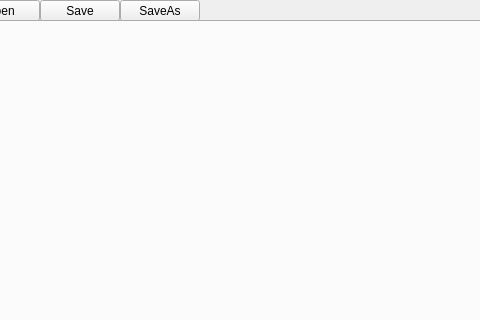
kargamant/Simple-Notebook, file notes/mainwindow.ui: the form before one commit; both pictures show x 120 to 600 and y 0 to 320 of the 800 by 600 pixel window.
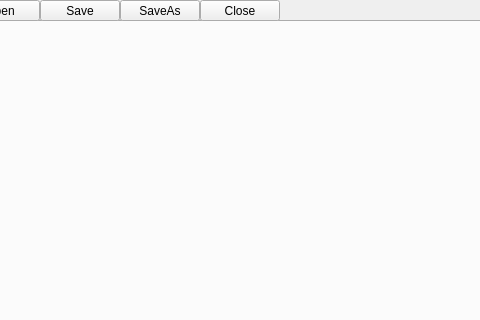
The form after the commit.

Commit message: Made close file member function. Also made error handling. Now errors are displayed with pop-up window

```diff
--- a/notes/mainwindow.ui
+++ b/notes/mainwindow.ui
@@ -79,6 +79,19 @@
      <string>SaveAs</string>
     </property>
    </widget>
+   <widget class="QPushButton" name="closeButton">
+    <property name="geometry">
+     <rect>
+      <x>320</x>
+      <y>0</y>
+      <width>80</width>
+      <height>21</height>
+     </rect>
+    </property>
+    <property name="text">
+     <string>Close</string>
+    </property>
+   </widget>
   </widget>
   <widget class="QMenuBar" name="menubar">
    <property name="geometry">
```
The commit also changes 5 other files.
